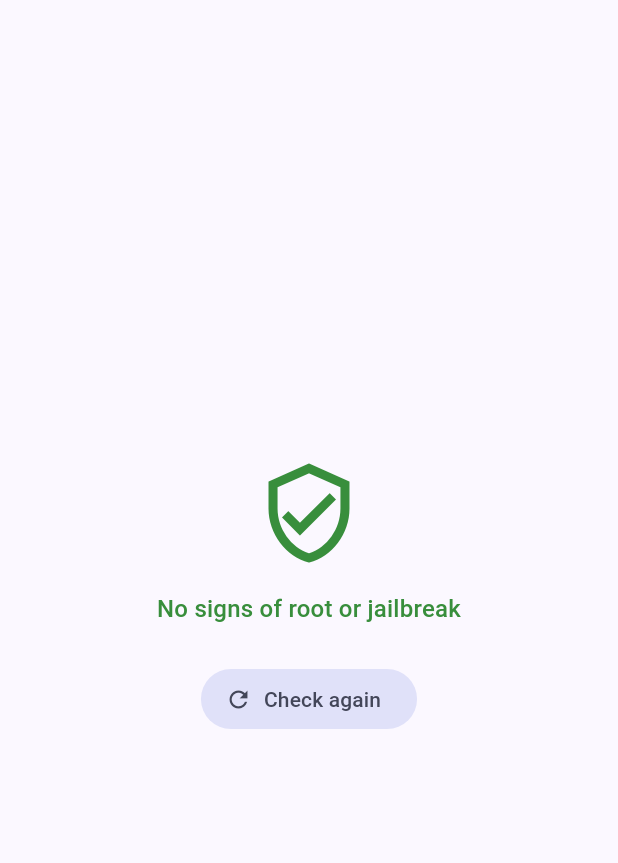
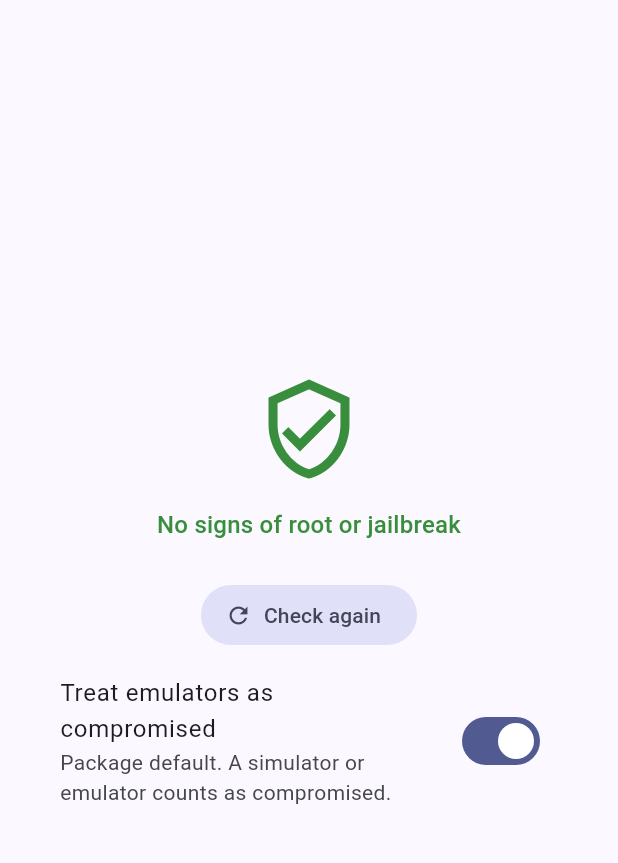
Before and after one commit to ozanorfa/root_jailbreak_detector, a Flutter app: the screen it shows after launch, on a phone screen of 412 x 824 dp, the part 63-926 px from its top. Run offline on Flutter 3.47's test engine with Material 3 defaults, Android fonts, the phone set to English and light mode, and no system bars; our stand-ins replace plugin_platform_interface.

Commit message:
docs(example): add a switch for the emulator opt-out
The one subtle decision in this package is what a simulator or emulator
counts as, and the example demonstrated only the default. A switch that
flips treatEmulatorAsCompromised and re-runs the check shows both sides
without anyone having to edit code to find out.

Co-Authored-By: Claude Opus 5 <noreply@anthropic.com>

```diff
--- a/example/lib/main.dart
+++ b/example/lib/main.dart
@@ -38,11 +38,18 @@ class DeviceIntegrityPage extends StatefulWidget {
 }
 
 class _DeviceIntegrityPageState extends State<DeviceIntegrityPage> {
-  // The detector holds no state, so one const instance is enough.
-  static const _detector = RootJailbreakDetector();
+  /// Toggled from the UI so you can watch a simulator or emulator change
+  /// sides. `true` — the package default — reports emulated environments as
+  /// compromised.
+  bool _treatEmulatorAsCompromised = true;
 
   _Outcome _outcome = _Outcome.checking;
   String? _detail;
+
+  // The detector holds no state, so building one per check costs nothing.
+  RootJailbreakDetector get _detector => RootJailbreakDetector(
+        treatEmulatorAsCompromised: _treatEmulatorAsCompromised,
+      );
 
   @override
   void initState() {
@@ -125,6 +132,26 @@ class _DeviceIntegrityPageState extends State<DeviceIntegrityPage> {
                 icon: const Icon(Icons.refresh),
                 label: const Text('Check again'),
               ),
+              const SizedBox(height: 8),
+              ConstrainedBox(
+                constraints: const BoxConstraints(maxWidth: 420),
+                child: SwitchListTile(
+                  value: _treatEmulatorAsCompromised,
+                  onChanged: (value) {
+                    setState(() => _treatEmulatorAsCompromised = value);
+                    _check();
+                  },
+                  title: const Text('Treat emulators as compromised'),
+                  subtitle: Text(
+                    _treatEmulatorAsCompromised
+                        ? 'Package default. A simulator or emulator counts as '
+                            'compromised.'
+                        : 'Opted out. A simulator or emulator counts as clean — '
+                            'on Android this also lets a rooted device pass by '
+                            'forging its Build properties.',
+                  ),
+                ),
+              ),
             ],
           ),
         ),
```
Also changed, not shown: 1 other file.
